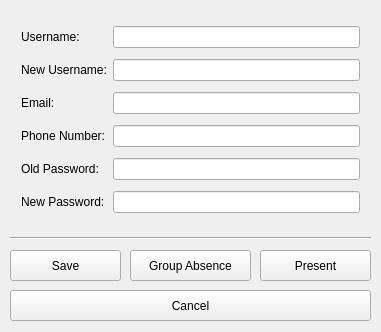
allenh1/timefuse-client, file account_settings.ui: the form before one commit.
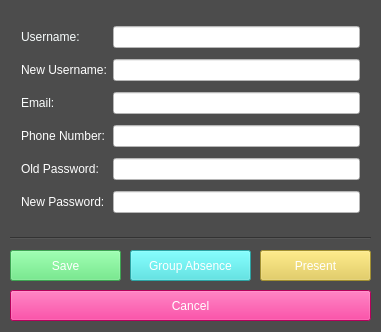
The form after the commit.

Commit message: added colors to the ui of account settings

```diff
--- a/account_settings.ui
+++ b/account_settings.ui
@@ -13,6 +13,9 @@
   <property name="windowTitle">
    <string>Account Settings</string>
   </property>
+  <property name="styleSheet">
+   <string notr="true">background-color: rgb(76, 76, 76);</string>
+  </property>
   <widget class="QWidget" name="gridLayoutWidget">
    <property name="geometry">
     <rect>
@@ -25,6 +28,10 @@
    <layout class="QGridLayout" name="gridLayout">
     <item row="0" column="0">
      <widget class="QLabel" name="label">
+      <property name="styleSheet">
+       <string notr="true">color: rgb(248, 253, 253);
+font: 13pt &quot;Courier&quot;;</string>
+      </property>
       <property name="text">
        <string>Username:</string>
       </property>
@@ -32,6 +39,10 @@
     </item>
     <item row="1" column="0">
      <widget class="QLabel" name="label">
+      <property name="styleSheet">
+       <string notr="true">color: rgb(255, 255, 255);
+font: 13pt &quot;Courier&quot;;</string>
+      </property>
       <property name="text">
        <string>New Username:</string>
       </property>
@@ -39,6 +50,10 @@
     </item>
     <item row="2" column="0">
      <widget class="QLabel" name="label_2">
+      <property name="styleSheet">
+       <string notr="true">color: rgb(250, 253, 253);
+font: 13pt &quot;Courier&quot;;</string>
+      </property>
       <property name="text">
        <string>Email:</string>
       </property>
@@ -46,6 +61,10 @@
     </item>
     <item row="4" column="0">
      <widget class="QLabel" name="label_4">
+      <property name="styleSheet">
+       <string notr="true">color: rgb(255, 255, 255);
+font: 13pt &quot;Courier&quot;;</string>
+      </property>
       <property name="text">
        <string>Old Password:</string>
       </property>
@@ -53,6 +72,10 @@
     </item>
     <item row="5" column="0">
      <widget class="QLabel" name="label_4">
+      <property name="styleSheet">
+       <string notr="true">color: rgb(255, 255, 255);
+font: 13pt &quot;Courier&quot;;</string>
+      </property>
       <property name="text">
        <string>New Password:</string>
       </property>
@@ -60,28 +83,60 @@
     </item>
     <item row="3" column="0">
      <widget class="QLabel" name="label_3">
+      <property name="styleSheet">
+       <string notr="true">color: rgb(255, 255, 255);
+font: 13pt &quot;Courier&quot;;</string>
+      </property>
       <property name="text">
        <string>Phone Number:</string>
       </property>
      </widget>
     </item>
     <item row="0" column="1">
-     <widget class="QLineEdit" name="username_input"/>
+     <widget class="QLineEdit" name="username_input">
+      <property name="styleSheet">
+       <string notr="true">background-color: rgb(255, 255, 255);
+font: 13pt &quot;Cambria&quot;;</string>
+      </property>
+      <property name="text">
+       <string/>
+      </property>
+     </widget>
     </item>
     <item row="1" column="1">
-     <widget class="QLineEdit" name="new_username_input"/>
+     <widget class="QLineEdit" name="new_username_input">
+      <property name="styleSheet">
+       <string notr="true">background-color: rgb(255, 255, 255);</string>
+      </property>
+     </widget>
     </item>
     <item row="2" column="1">
-     <widget class="QLineEdit" name="email_input"/>
+     <widget class="QLineEdit" name="email_input">
+      <property name="styleSheet">
+       <string notr="true">background-color: rgb(255, 255, 255);</string>
+      </property>
+     </widget>
     </item>
     <item row="3" column="1">
-     <widget class="QLineEdit" name="phone_input"/>
+     <widget class="QLineEdit" name="phone_input">
+      <property name="styleSheet">
+       <string notr="true">background-color: rgb(255, 255, 255);</string>
+      </property>
+     </widget>
     </item>
     <item row="4" column="1">
-     <widget class="QLineEdit" name="old_password_input"/>
+     <widget class="QLineEdit" name="old_password_input">
+      <property name="styleSheet">
+       <string notr="true">background-color: rgb(255, 255, 255);</string>
+      </property>
+     </widget>
     </item>
     <item row="5" column="1">
-     <widget class="QLineEdit" name="new_password_input"/>
+     <widget class="QLineEdit" name="new_password_input">
+      <property name="styleSheet">
+       <string notr="true">background-color: rgb(255, 255, 255);</string>
+      </property>
+     </widget>
     </item>
    </layout>
   </widget>
@@ -94,6 +149,11 @@
      <height>31</height>
     </rect>
    </property>
+   <property name="styleSheet">
+    <string notr="true">background-color: rgb(86, 231, 115);
+color: rgb(255, 255, 255);
+font: 75 13pt &quot;Courier&quot;;</string>
+   </property>
    <property name="text">
     <string>Save</string>
    </property>
@@ -107,6 +167,11 @@
      <height>31</height>
     </rect>
    </property>
+   <property name="styleSheet">
+    <string notr="true">background-color: rgb(255, 0, 128);
+color: rgb(255, 255, 255);
+font: 75 13pt &quot;Courier&quot;;</string>
+   </property>
    <property name="text">
     <string>Cancel</string>
    </property>
@@ -120,6 +185,12 @@
      <height>31</height>
     </rect>
    </property>
+   <property name="styleSheet">
+    <string notr="true">background-color: rgb(61, 229, 229);
+
+color: rgb(255, 255, 255);
+font: 75 13pt &quot;Courier&quot;;</string>
+   </property>
    <property name="text">
     <string>Group Absence</string>
    </property>
@@ -133,6 +204,11 @@
      <height>31</height>
     </rect>
    </property>
+   <property name="styleSheet">
+    <string notr="true">background-color: rgb(227, 201, 69);
+color: rgb(255, 255, 255);
+font: 75 13pt &quot;Courier&quot;;</string>
+   </property>
    <property name="text">
     <string>Present</string>
    </property>
```
